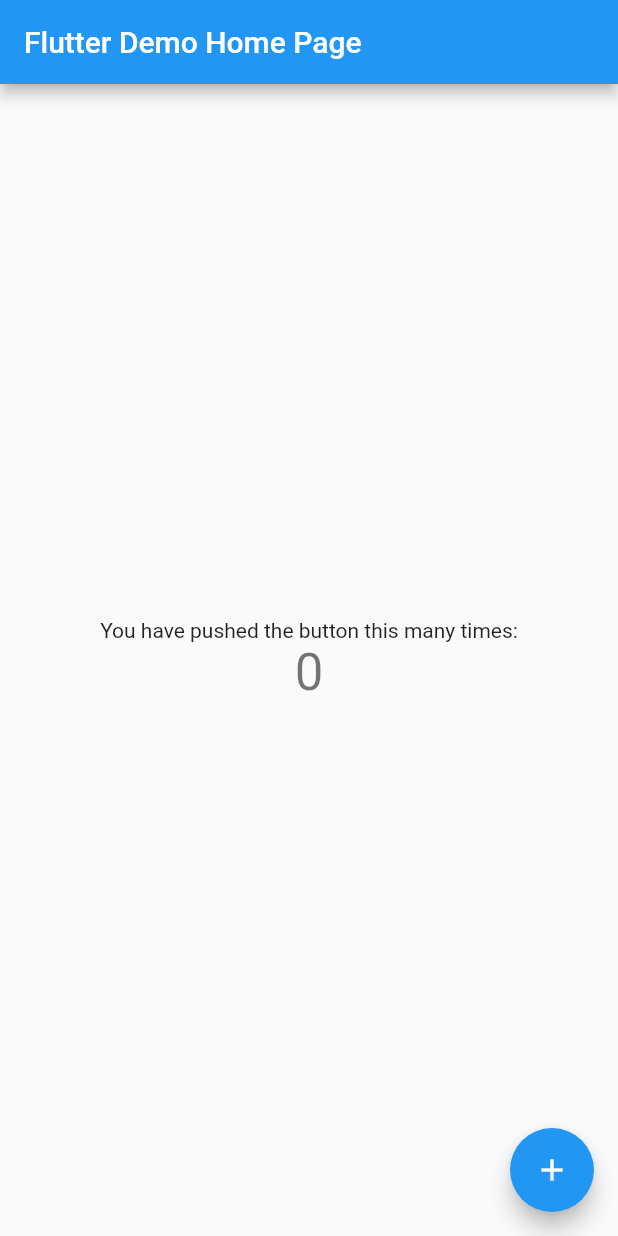
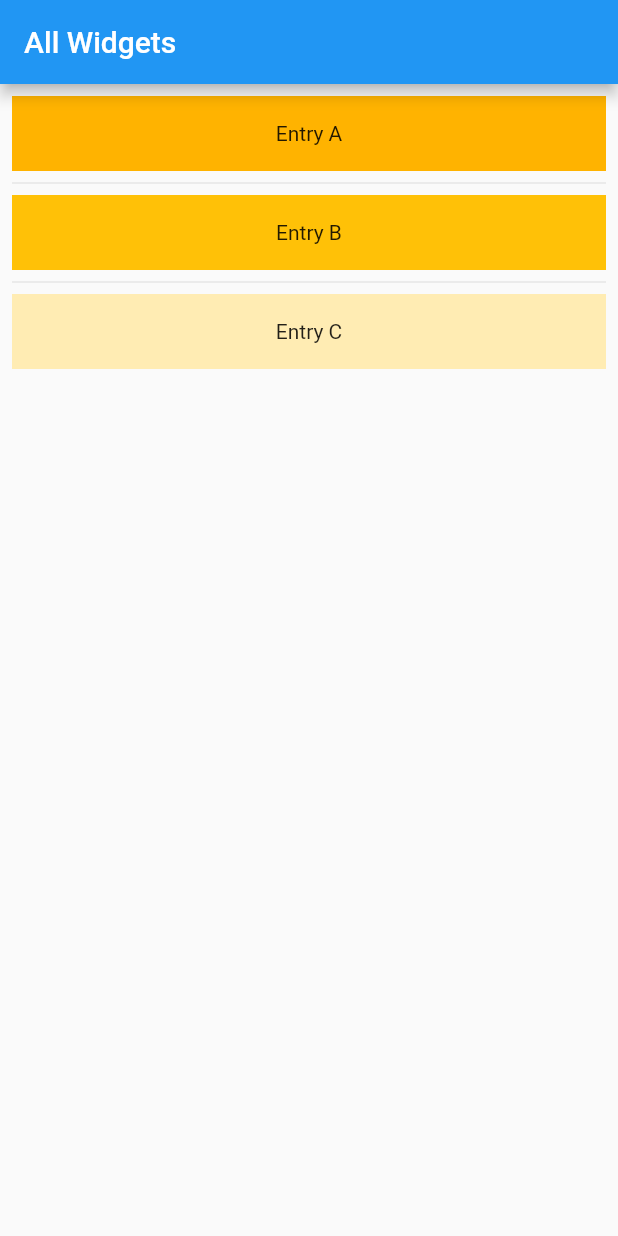
Before and after one commit to evansmwenda/flutterWidgets, a Flutter app: the screen it shows after launch, on a phone screen of 412 x 824 dp. Run offline on Flutter 3.47's test engine with Material 2 defaults, Android fonts, the phone set to English and light mode, and no system bars; missing offline and left inert: dart:ffi.

Commit message:
working on adding listview

```diff
--- a/lib/main.dart
+++ b/lib/main.dart
@@ -1,113 +1,26 @@
 import 'package:flutter/material.dart';
+import 'package:flutter_demo/screens/homepage.dart';
 
 void main() {
-  runApp(MyApp());
+  runApp(
+    MaterialApp(
+      theme: ThemeData(
+        primarySwatch: Colors.blue,
+        // This makes the visual density adapt to the platform that you run
+        // the app on. For desktop platforms, the controls will be smaller and
+        // closer together (more dense) than on mobile platforms.
+        visualDensity: VisualDensity.adaptivePlatformDensity,
+      ),
+//    debugShowCheckedModeBanner: false,//uncomment this line in production
+      initialRoute: '/',
+      routes: {
+        '/': (context) => Homepage(),//MyApp(), //splash screen page
+        // Login.routeName: (context) => Login(),//login page
+        // Register.routeName: (context) => Register(),//register page
+        // Homepage.routeName: (context) => Homepage(),//homepage
+
+
+      },
+    ),
+  );
 }
-
-class MyApp extends StatelessWidget {
-  // This widget is the root of your application.
-  @override
-  Widget build(BuildContext context) {
-    return MaterialApp(
-      title: 'Flutter Demo',
-      theme: ThemeData(
-        // This is the theme of your application.
-        //
-        // Try running your application with "flutter run". You'll see the
-        // application has a blue toolbar. Then, without quitting the app, try
-        // changing the primarySwatch below to Colors.green and then invoke
-        // "hot reload" (press "r" in the console where you ran "flutter run",
-        // or simply save your changes to "hot reload" in a Flutter IDE).
-        // Notice that the counter didn't reset back to zero; the application
-        // is not restarted.
-        primarySwatch: Colors.blue,
-      ),
-      home: MyHomePage(title: 'Flutter Demo Home Page'),
-    );
-  }
-}
-
-class MyHomePage extends StatefulWidget {
-  MyHomePage({Key key, this.title}) : super(key: key);
-
-  // This widget is the home page of your application. It is stateful, meaning
-  // that it has a State object (defined below) that contains fields that affect
-  // how it looks.
-
-  // This class is the configuration for the state. It holds the values (in this
-  // case the title) provided by the parent (in this case the App widget) and
-  // used by the build method of the State. Fields in a Widget subclass are
-  // always marked "final".
-
-  final String title;
-
-  @override
-  _MyHomePageState createState() => _MyHomePageState();
-}
-
-class _MyHomePageState extends State<MyHomePage> {
-  int _counter = 0;
-
-  void _incrementCounter() {
-    setState(() {
-      // This call to setState tells the Flutter framework that something has
-      // changed in this State, which causes it to rerun the build method below
-      // so that the display can reflect the updated values. If we changed
-      // _counter without calling setState(), then the build method would not be
-      // called again, and so nothing would appear to happen.
-      _counter++;
-    });
-  }
-
-  @override
-  Widget build(BuildContext context) {
-    // This method is rerun every time setState is called, for instance as done
-    // by the _incrementCounter method above.
-    //
-    // The Flutter framework has been optimized to make rerunning build methods
-    // fast, so that you can just rebuild anything that needs updating rather
-    // than having to individually change instances of widgets.
-    return Scaffold(
-      appBar: AppBar(
-        // Here we take the value from the MyHomePage object that was created by
-        // the App.build method, and use it to set our appbar title.
-        title: Text(widget.title),
-      ),
-      body: Center(
-        // Center is a layout widget. It takes a single child and positions it
-        // in the middle of the parent.
-        child: Column(
-          // Column is also a layout widget. It takes a list of children and
-          // arranges them vertically. By default, it sizes itself to fit its
-          // children horizontally, and tries to be as tall as its parent.
-          //
-          // Invoke "debug painting" (press "p" in the console, choose the
-          // "Toggle Debug Paint" action from the Flutter Inspector in Android
-          // Studio, or the "Toggle Debug Paint" command in Visual Studio Code)
-          // to see the wireframe for each widget.
-          //
-          // Column has various properties to control how it sizes itself and
-          // how it positions its children. Here we use mainAxisAlignment to
-          // center the children vertically; the main axis here is the vertical
-          // axis because Columns are vertical (the cross axis would be
-          // horizontal).
-          mainAxisAlignment: MainAxisAlignment.center,
-          children: <Widget>[
-            Text(
-              'You have pushed the button this many times:',
-            ),
-            Text(
-              '$_counter',
-              style: Theme.of(context).textTheme.headline4,
-            ),
-          ],
-        ),
-      ),
-      floatingActionButton: FloatingActionButton(
-        onPressed: _incrementCounter,
-        tooltip: 'Increment',
-        child: Icon(Icons.add),
-      ), // This trailing comma makes auto-formatting nicer for build methods.
-    );
-  }
-}
--- /dev/null
+++ b/lib/screens/homepage.dart
@@ -0,0 +1,32 @@
+import 'package:flutter/material.dart';
+
+class Homepage extends StatelessWidget {
+  static const routeName = '/';
+  final List<String> entries = <String>['A', 'B', 'C'];
+  final List<int> colorCodes = <int>[600, 500, 100];
+  @override
+  Widget build(BuildContext context) {
+    return Scaffold(
+      appBar: AppBar(
+        title: Text("All Widgets"),
+      ),
+      body: ListView.separated(
+        padding: const EdgeInsets.all(8),
+        itemCount: entries.length,
+        itemBuilder: (BuildContext context, int index) {
+          return GestureDetector(
+            onTap: (){
+              print("container $index clicked");
+            },
+            child: Container(
+              height: 50,
+              color: Colors.amber[colorCodes[index]],
+              child: Center(child: Text('Entry ${entries[index]}')),
+            ),
+          );
+        },
+        separatorBuilder: (BuildContext context, int index) => const Divider(),
+      ),
+    );
+  }
+}
```
